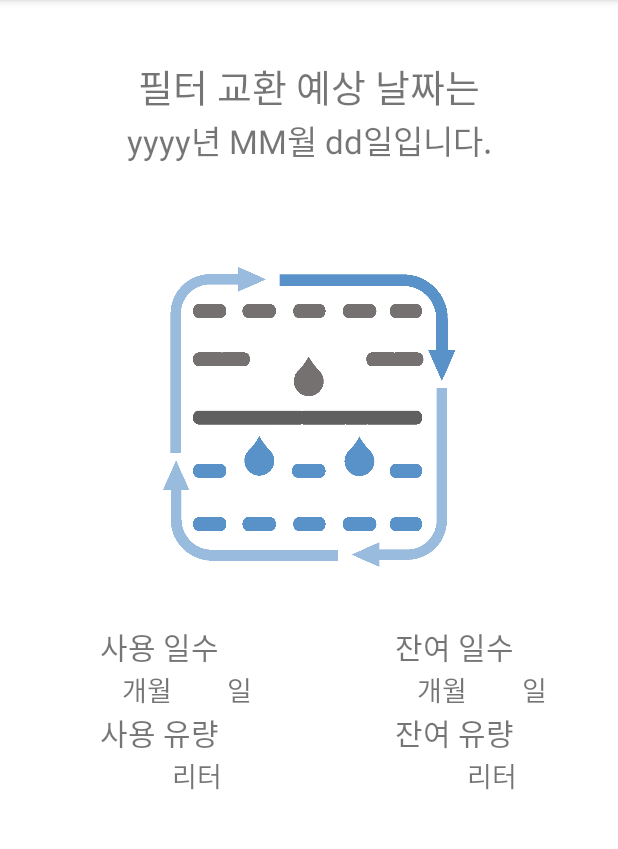
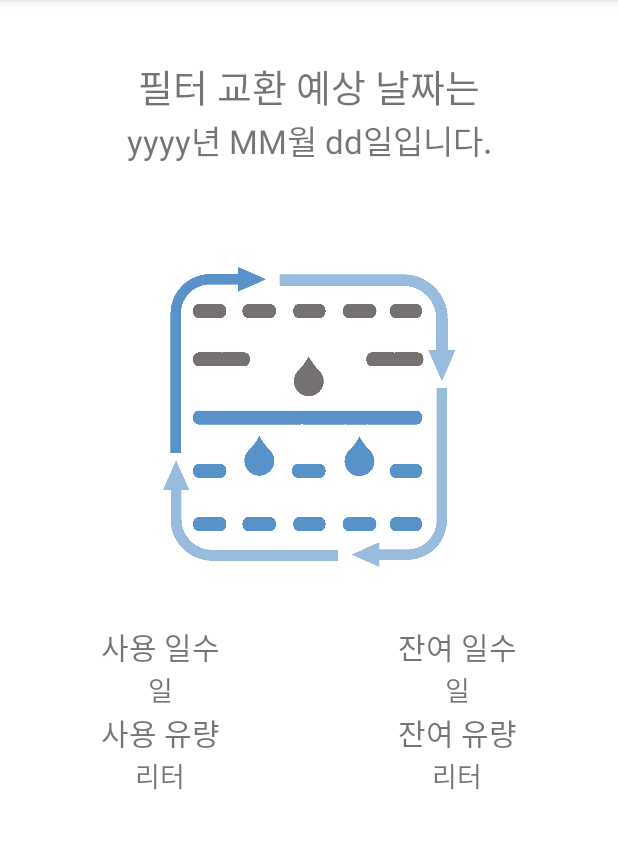
Before and after one commit to imageresearch/waterFlowController, an Android app: the MainActivity screen opened directly, with no data from a screen before it, on a phone screen of 412 x 824 dp, the part 84-933 px from its top. Run offline under Robolectric (Android 15) with nearby library versions, the phone set to English and light mode, and no system bars; 1 statement that could not run was skipped.

Commit message:
Fix used / left days

```diff
--- a/app/src/main/java/com/waterflow/waterFlowController/MainActivity.java
+++ b/app/src/main/java/com/waterflow/waterFlowController/MainActivity.java
@@ -485,7 +485,8 @@
                 returnVal = period.getDays();
                 break;
             case 1 :
-                returnVal = period.getMonths();
+                returnVal = period.getYears();
+                returnVal = period.getMonths() + returnVal * 12;
                 break;
         }
         return returnVal;
@@ -532,7 +533,7 @@
                     setScanMode(ScanSettings.SCAN_MODE_LOW_POWER).
                     setScanMode(ScanSettings.SCAN_MODE_LOW_LATENCY).
                     setCallbackType(ScanSettings.CALLBACK_TYPE_ALL_MATCHES).
-                    setReportDelay(0L).
+                    setReportDelay(0).
                     build();
 
             mLEScanner.startScan(
@@ -592,24 +593,25 @@
         TextView expected_date_view = findViewById(R.id.expected_date);
         expected_date_view.setText(st);
 
-        TextView blank_used_month_textview = findViewById(R.id.blank_used_month);
-        blank_used_month_textview.setText(String.format("%02d", elapsed_months));
+        String month = getResources().getString(R.string.months);
+        String days = getResources().getString(R.string.days);
+        String litters = getResources().getString(R.string.litter);
+        String merged_used_days = String.format("%02d", elapsed_months) + month + " " + String.format("%02d", elapsed_days) + days;
 
-        TextView blank_used_days_textview = findViewById(R.id.blank_used_days);
-        blank_used_days_textview.setText(String.format("%02d", elapsed_days));
+        TextView used_days_textview = findViewById(R.id.used_days);
+        used_days_textview.setText(merged_used_days);
 
+        String merged_left_days = String.format("%02d", left_days) + month + " " + String.format("%02d", left_days) + days;
+        TextView left_days_textview = findViewById(R.id.left_days);
+        left_days_textview.setText(merged_left_days);
 
-        TextView blank_used_litters_textview = findViewById(R.id.blank_used_litters);
-        blank_used_litters_textview.setText(String.format("%04d", accumulated_flow_int));
+        String merged_used_litters = String.format("%04d", accumulated_flow_int) + litters;
+        TextView used_litters_textview = findViewById(R.id.used_litters);
+        used_litters_textview.setText(merged_used_litters);
 
-        TextView blank_left_months_textview = findViewById(R.id.blank_left_months);
-        blank_left_months_textview.setText(String.format("%02d", left_months));
-
-        TextView blank_left_days_textview = findViewById(R.id.blank_left_days);
-        blank_left_days_textview.setText(String.format("%02d", left_days));
-
-        TextView blank_left_flow_litter_textview = findViewById(R.id.blank_left_flow_litter);
-        blank_left_flow_litter_textview.setText(String.format("%04d", left_flow_int));
+        String merged_left_litters = String.format("%04d", left_flow_int) + litters;
+        TextView left_litters_textview = findViewById(R.id.left_litters);
+        left_litters_textview.setText(merged_left_litters);
 
         if (left_days <= 0){
             TextView expectation_date_string_prefix_textview = findViewById(R.id.expectation_date_string_prefix);
--- a/app/src/main/res/layout/activity_main.xml
+++ b/app/src/main/res/layout/activity_main.xml
@@ -74,7 +74,6 @@
                 android:fontFamily="@font/notosanskr_black"
                 android:textSize="@dimen/table_title_size"
                 android:gravity="center"
-                android:layout_span="4"
                 android:text="@string/used_days" />
             <TextView
                 android:layout_width="wrap_content"
@@ -82,7 +81,6 @@
                 android:fontFamily="@font/notosanskr_black"
                 android:textSize="@dimen/table_title_size"
                 android:gravity="center"
-                android:layout_span="4"
                 android:text="@string/left_days" />
         </TableRow>
 
@@ -92,73 +90,23 @@
 
             <!-- blank month -->
             <TextView
-                android:id="@+id/blank_used_month"
+                android:id="@+id/used_days"
                 android:layout_width="wrap_content"
                 android:layout_height="wrap_content"
-                android:gravity="right"
-                android:textSize="@dimen/normal_font_size"
-                android:text="@string/blank_string" />
-
-            <!-- month unit -->
-            <TextView
-                android:id="@+id/used_month_unit"
-                android:layout_width="wrap_content"
-                android:layout_height="wrap_content"
-                android:gravity="right"
-                android:textSize="@dimen/normal_font_size"
-                android:text="@string/months" />
-
-            <!-- blank day -->
-            <TextView
-                android:id="@+id/blank_used_days"
-                android:layout_width="wrap_content"
-                android:layout_height="wrap_content"
-                android:gravity="right"
-                android:textSize="@dimen/normal_font_size"
-                android:text="@string/blank_string" />
-
-            <!-- day unit -->
-            <TextView
-                android:layout_width="wrap_content"
-                android:layout_height="wrap_content"
-                android:gravity="left"
+                android:gravity="center"
                 android:textSize="@dimen/normal_font_size"
                 android:text="@string/days" />
 
             <!-- blank month -->
             <TextView
-                android:id="@+id/blank_left_months"
+                android:id="@+id/left_days"
                 android:layout_width="wrap_content"
                 android:layout_height="wrap_content"
-                android:gravity="right"
-                android:textSize="@dimen/normal_font_size"
-                android:text="@string/blank_string" />
-
-            <!-- month unit -->
-            <TextView
-
-                android:layout_width="wrap_content"
-                android:layout_height="wrap_content"
-                android:gravity="right"
-                android:textSize="@dimen/normal_font_size"
-                android:text="@string/months" />
-
-            <!-- blank day -->
-            <TextView
-                android:id="@+id/blank_left_days"
-                android:layout_width="wrap_content"
-                android:layout_height="wrap_content"
-                android:gravity="right"
-                android:textSize="@dimen/normal_font_size"
-                android:text="@string/blank_string" />
-
-            <!-- day unit -->
-            <TextView
-                android:layout_width="wrap_content"
-                android:layout_height="wrap_content"
-                android:gravity="left"
+                android:gravity="center"
                 android:textSize="@dimen/normal_font_size"
                 android:text="@string/days" />
+
+
         </TableRow>
 
 
@@ -171,7 +119,7 @@
                 android:fontFamily="@font/notosanskr_black"
                 android:textSize="@dimen/table_title_size"
                 android:gravity="center"
-                android:layout_span="4"
+
                 android:text="@string/used_litters" />
             <TextView
                 android:layout_width="wrap_content"
@@ -179,7 +127,7 @@
                 android:fontFamily="@font/notosanskr_black"
                 android:textSize="@dimen/table_title_size"
                 android:gravity="center"
-                android:layout_span="4"
+
                 android:text="@string/left_litters" />
         </TableRow>
 
@@ -187,35 +135,18 @@
             android:layout_width="match_parent"
             android:layout_height="wrap_content">
             <TextView
-                android:id="@+id/blank_used_litters"
                 android:layout_width="wrap_content"
                 android:layout_height="wrap_content"
-                android:gravity="right"
+                android:gravity="center"
                 android:textSize="@dimen/normal_font_size"
-                android:layout_span="2"
-                android:text="@string/blank_string" />
-
+                android:id="@+id/used_litters"
+                android:text="@string/litter" />
             <TextView
                 android:layout_width="wrap_content"
                 android:layout_height="wrap_content"
-                android:gravity="left"
+                android:gravity="center"
+                android:id="@+id/left_litters"
                 android:textSize="@dimen/normal_font_size"
-                android:layout_span="2"
-                android:text="@string/litter" />
-            <TextView
-                android:id="@+id/blank_left_flow_litter"
-                android:layout_width="wrap_content"
-                android:layout_height="wrap_content"
-                android:gravity="right"
-                android:textSize="@dimen/normal_font_size"
-                android:layout_span="2"
-                android:text="@string/blank_string" />
-            <TextView
-                android:layout_width="wrap_content"
-                android:layout_height="wrap_content"
-                android:gravity="left"
-                android:textSize="@dimen/normal_font_size"
-                android:layout_span="2"
                 android:text="@string/litter" />
         </TableRow>
 
```
